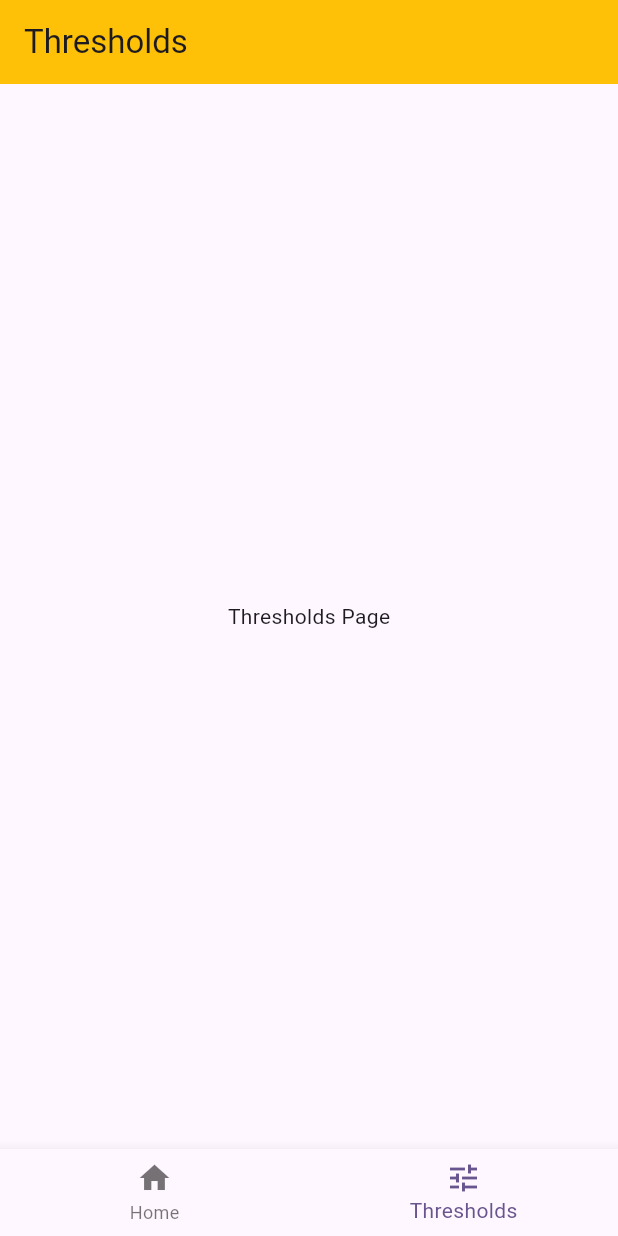
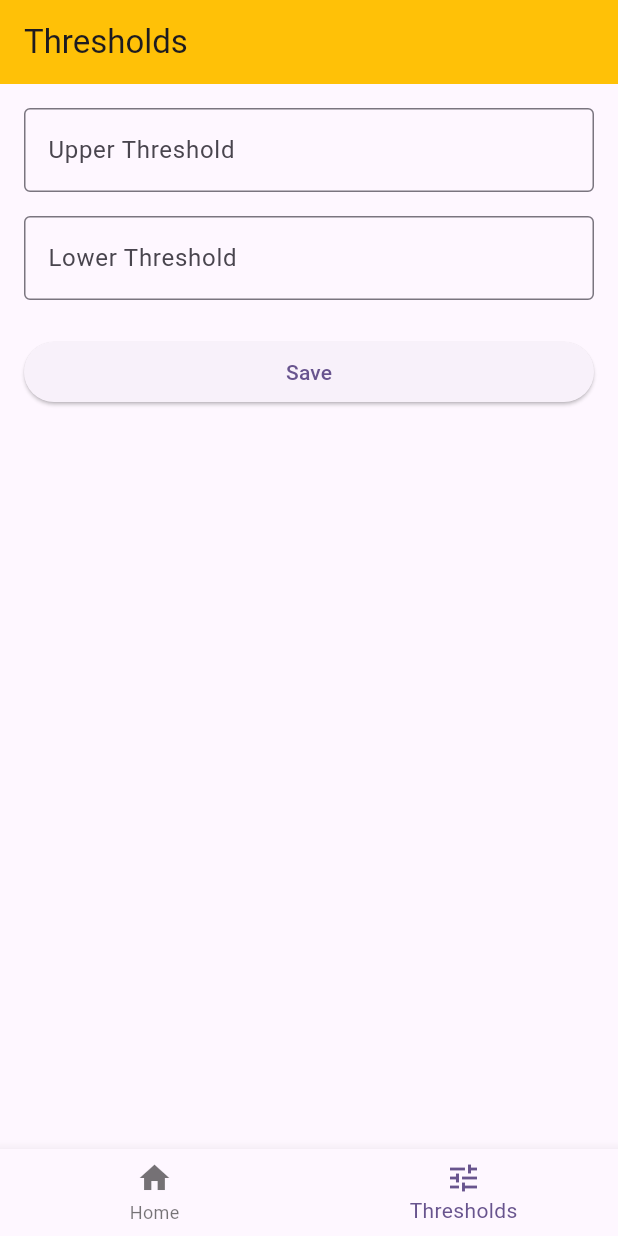
Before and after one commit to martiPJ03/VIXIndicator, a Flutter app: the screen it shows after launch, swiped to page 2, on a phone screen of 412 x 824 dp. Run offline on Flutter 3.47's test engine with Material 3 defaults, Android fonts, the phone set to English and light mode, and no system bars; our stand-ins replace flutter_local_notifications, shared_preferences; network calls fail.

Commit message:
Add thresholds and persist them

```diff
--- a/vix_indicator/lib/screens/thresholds_page.dart
+++ b/vix_indicator/lib/screens/thresholds_page.dart
@@ -1,4 +1,6 @@
 import 'package:flutter/material.dart';
+import 'package:flutter/services.dart';
+import 'package:vix_indicator/services/threshold_storage_service.dart';
 
 class ThresholdsPage extends StatefulWidget {
   const ThresholdsPage({super.key});
@@ -9,6 +11,53 @@ class ThresholdsPage extends StatefulWidget {
 }
 
 class _ThresholdsPageState extends State<ThresholdsPage> {
+  final _upperController = TextEditingController();
+  final _lowerController = TextEditingController();
+
+  @override
+  void initState() {
+    super.initState();
+    // Load saved thresholds from storage
+    _loadThresholds();
+  }
+
+  Future<void> _loadThresholds() async {
+    final (upper, lower) = await ThresholdStorageService.loadThresholds();
+    if (upper != null) {
+      _upperController.text = upper.toString();
+    }
+    if (lower != null) {
+      _lowerController.text = lower.toString();
+    }
+  }
+
+  Future<void> _saveThresholds() async {
+    final upper = double.tryParse(_upperController.text);
+    final lower = double.tryParse(_lowerController.text);
+
+    if (upper == null || lower == null) {
+      ScaffoldMessenger.of(context).showSnackBar(
+        const SnackBar(content: Text('Enter valid values for both thresholds.')),
+      );
+      return;
+    }
+
+    await ThresholdStorageService.saveThresholds(upper, lower);
+
+    if (mounted) {
+      ScaffoldMessenger.of(context).showSnackBar(
+        const SnackBar(content: Text('Thresholds saved successfully.')),
+      );
+    }
+  }
+
+  @override
+  void dispose() {
+    _upperController.dispose();
+    _lowerController.dispose();
+    super.dispose();
+  }
+
   @override
   Widget build(BuildContext context) {
     return Scaffold(
@@ -16,8 +65,39 @@ class _ThresholdsPageState extends State<ThresholdsPage> {
         backgroundColor: Colors.amber,
         title: Text('Thresholds'),
       ),
-      body: const Center(
-        child: Text('Thresholds Page'),
+      body: Padding(
+        padding: const EdgeInsets.all(16.0),
+        child: Column(
+          crossAxisAlignment: CrossAxisAlignment.stretch,
+          children: [
+            TextField(
+              controller: _upperController,
+              keyboardType: TextInputType.numberWithOptions(decimal: true),
+              inputFormatters: [FilteringTextInputFormatter.allow(RegExp(r'^\d*\.?\d*'))],
+              decoration: const InputDecoration(
+                labelText: 'Upper Threshold',
+                border: OutlineInputBorder(),
+                suffixText: 'VIX',
+              )
+            ),
+            const SizedBox(height: 16),
+            TextField(
+              controller: _lowerController,
+              keyboardType: TextInputType.numberWithOptions(decimal: true),
+              inputFormatters: [FilteringTextInputFormatter.allow(RegExp(r'^\d*\.?\d*'))],
+              decoration: const InputDecoration(
+                labelText: 'Lower Threshold',
+                border: OutlineInputBorder(),
+                suffixText: 'VIX',
+              )
+            ),
+            const SizedBox(height: 24),
+            ElevatedButton(
+              onPressed: _saveThresholds,
+              child: const Text('Save'),
+            ),
+          ]
+        )
       ),
     );
   }
--- /dev/null
+++ b/vix_indicator/lib/services/threshold_storage_service.dart
@@ -0,0 +1,19 @@
+import 'package:shared_preferences/shared_preferences.dart';
+
+class ThresholdStorageService {
+  static const String _upperKey = 'upper_threshold';
+  static const String _lowerKey = 'lower_threshold';
+
+  static Future<void> saveThresholds(double upper, double lower) async {
+    final prefs = await SharedPreferences.getInstance();
+    await prefs.setDouble(_upperKey, upper);
+    await prefs.setDouble(_lowerKey, lower);
+  }
+
+  static Future<(double?, double?)> loadThresholds() async {
+    final prefs = await SharedPreferences.getInstance();
+    final upper = prefs.getDouble(_upperKey);
+    final lower = prefs.getDouble(_lowerKey);
+    return (upper, lower);
+  }
+}
--- a/vix_indicator/pubspec.yaml
+++ b/vix_indicator/pubspec.yaml
@@ -32,7 +32,7 @@ dependencies:
     sdk: flutter
   flutter_local_notifications: ^19.0.0
   http: ^1.2.0
-
+  shared_preferences: ^2.3.2
 
 dev_dependencies:
   flutter_test:
```
Also changed, not shown: vix_indicator/pubspec.lock, 1 other file.
